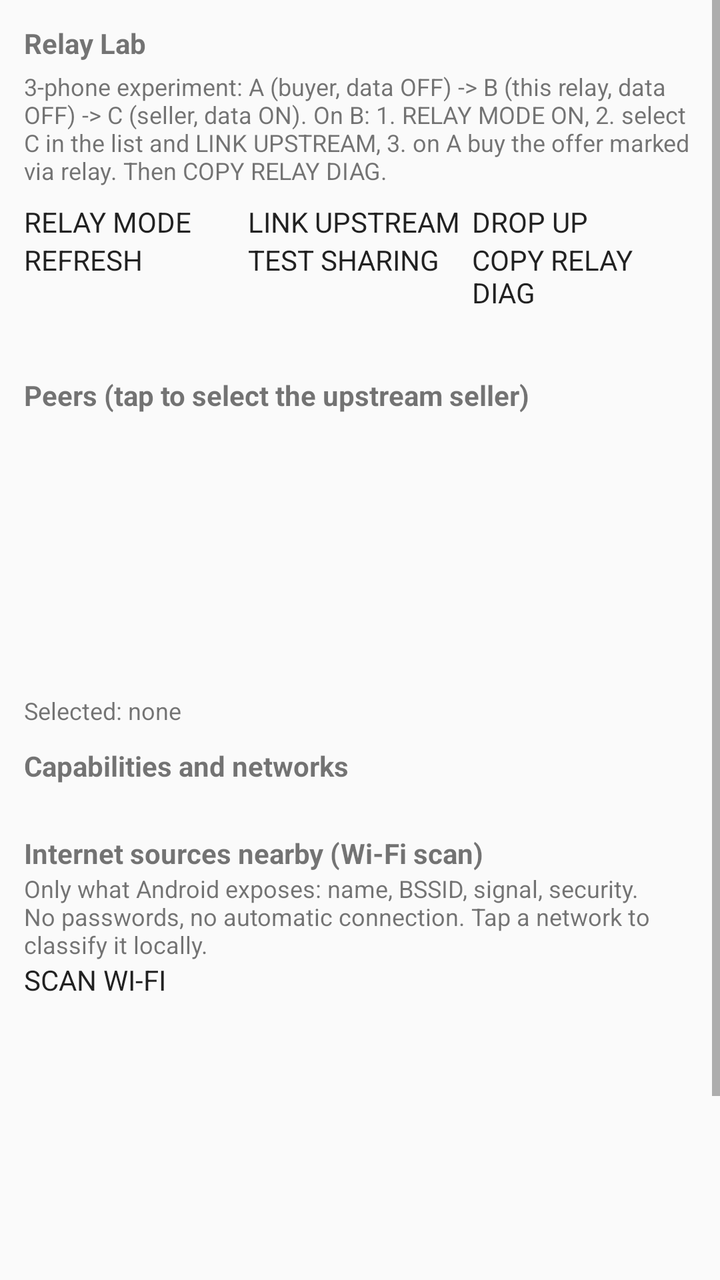
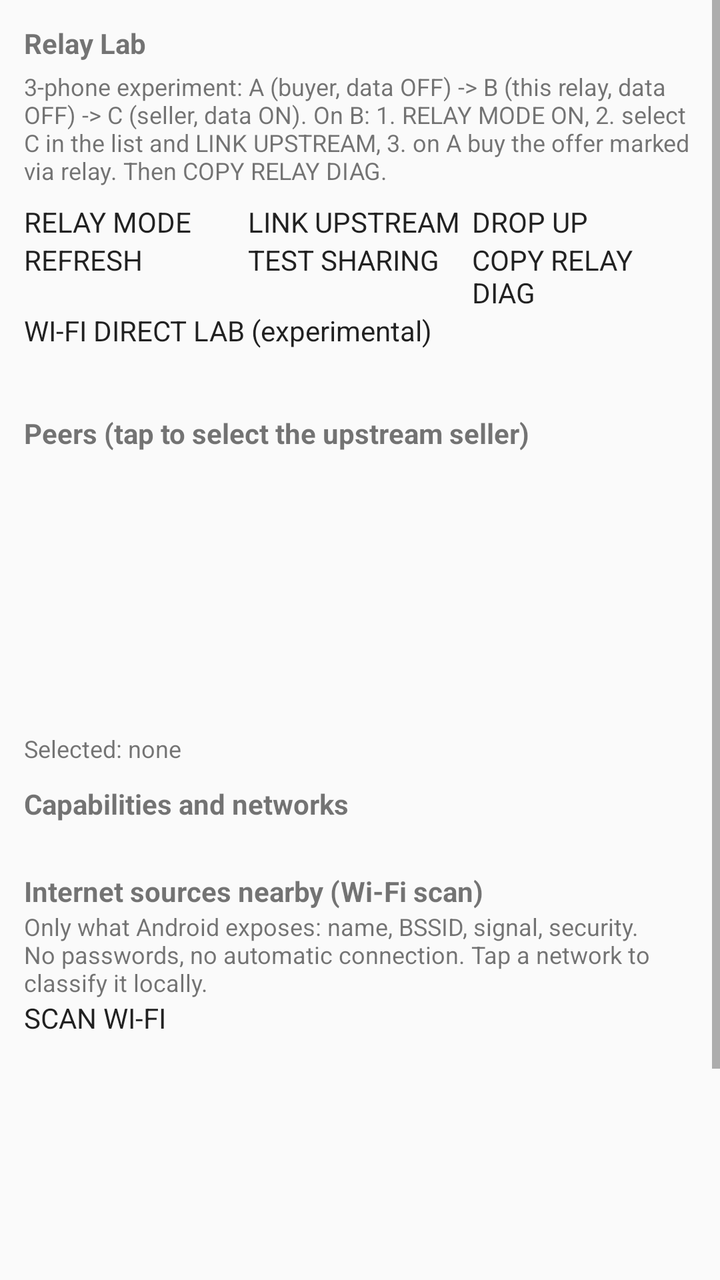

An Android layout rendered at two revisions. The XML below is the earlier revision; the diff shows what the commit changed to produce the second picture.
<!-- AndroidManifest.xml: application theme android:Theme.Material.Light.NoActionBar -->
<!-- res/layout/activity_relay_lab.xml -->
<?xml version="1.0" encoding="utf-8"?>
<ScrollView xmlns:android="http://schemas.android.com/apk/res/android"
    android:layout_width="match_parent"
    android:layout_height="match_parent"
    android:fillViewport="true">
    <LinearLayout
        android:layout_width="match_parent"
        android:layout_height="wrap_content"
        android:orientation="vertical"
        android:padding="12dp">

        <TextView android:id="@+id/txtRelayHead" android:layout_width="match_parent" android:layout_height="wrap_content" android:textStyle="bold" android:text="Relay Lab" />
        <TextView android:layout_width="match_parent" android:layout_height="wrap_content" android:textSize="12sp" android:layout_marginTop="4dp"
            android:text="3-phone experiment: A (buyer, data OFF) -> B (this relay, data OFF) -> C (seller, data ON). On B: 1. RELAY MODE ON, 2. select C in the list and LINK UPSTREAM, 3. on A buy the offer marked via relay. Then COPY RELAY DIAG." />

        <LinearLayout android:layout_width="match_parent" android:layout_height="wrap_content" android:orientation="horizontal" android:layout_marginTop="8dp">
            <Button android:id="@+id/btnRelayMode" android:layout_width="0dp" android:layout_weight="1" android:layout_height="wrap_content" android:text="RELAY MODE" />
            <Button android:id="@+id/btnLinkUp" android:layout_width="0dp" android:layout_weight="1" android:layout_height="wrap_content" android:text="LINK UPSTREAM" />
            <Button android:id="@+id/btnDropUp" android:layout_width="0dp" android:layout_weight="1" android:layout_height="wrap_content" android:text="DROP UP" />
        </LinearLayout>
        <LinearLayout android:layout_width="match_parent" android:layout_height="wrap_content" android:orientation="horizontal">
            <Button android:id="@+id/btnProbe" android:layout_width="0dp" android:layout_weight="1" android:layout_height="wrap_content" android:text="REFRESH" />
            <Button android:id="@+id/btnShareCheck" android:layout_width="0dp" android:layout_weight="1" android:layout_height="wrap_content" android:text="TEST SHARING" />
            <Button android:id="@+id/btnCopyRelayDiag" android:layout_width="0dp" android:layout_weight="1" android:layout_height="wrap_content" android:text="COPY RELAY DIAG" />
        </LinearLayout>

        <TextView android:id="@+id/txtRelayState" android:layout_width="match_parent" android:layout_height="wrap_content" android:textSize="12sp" android:fontFamily="monospace" android:layout_marginTop="6dp" android:text="" />

        <TextView android:layout_width="match_parent" android:layout_height="wrap_content" android:textStyle="bold" android:layout_marginTop="10dp" android:text="Peers (tap to select the upstream seller)" />
        <ListView android:id="@+id/listRelayPeers" android:layout_width="match_parent" android:layout_height="140dp" />
        <TextView android:id="@+id/txtRelaySelected" android:layout_width="match_parent" android:layout_height="wrap_content" android:textSize="12sp" android:text="Selected: none" />

        <TextView android:layout_width="match_parent" android:layout_height="wrap_content" android:textStyle="bold" android:layout_marginTop="10dp" android:text="Capabilities and networks" />
        <TextView android:id="@+id/txtProbe" android:layout_width="match_parent" android:layout_height="wrap_content" android:textSize="11sp" android:fontFamily="monospace" android:text="" />

        <TextView android:layout_width="match_parent" android:layout_height="wrap_content" android:textStyle="bold" android:layout_marginTop="10dp" android:text="Internet sources nearby (Wi-Fi scan)" />
        <TextView android:layout_width="match_parent" android:layout_height="wrap_content" android:textSize="12sp"
            android:text="Only what Android exposes: name, BSSID, signal, security. No passwords, no automatic connection. Tap a network to classify it locally." />
        <Button android:id="@+id/btnScanWifi" android:layout_width="match_parent" android:layout_height="wrap_content" android:text="SCAN WI-FI" />
        <ListView android:id="@+id/listSources" android:layout_width="match_parent" android:layout_height="220dp" />
        <TextView android:id="@+id/txtSourcesNote" android:layout_width="match_parent" android:layout_height="wrap_content" android:textSize="12sp" android:text="" />
    </LinearLayout>
</ScrollView>
<!-- resources referenced by this layout -->
<resources>

</resources>

<!-- the commit's change to res/layout/activity_relay_lab.xml (unified diff, before → after) -->
@@ -24,6 +24,8 @@
             <Button android:id="@+id/btnCopyRelayDiag" android:layout_width="0dp" android:layout_weight="1" android:layout_height="wrap_content" android:text="COPY RELAY DIAG" />
         </LinearLayout>
 
+        <Button android:id="@+id/btnP2pLab" android:layout_width="match_parent" android:layout_height="wrap_content" android:text="WI-FI DIRECT LAB (experimental)" />
+
         <TextView android:id="@+id/txtRelayState" android:layout_width="match_parent" android:layout_height="wrap_content" android:textSize="12sp" android:fontFamily="monospace" android:layout_marginTop="6dp" android:text="" />
 
         <TextView android:layout_width="match_parent" android:layout_height="wrap_content" android:textStyle="bold" android:layout_marginTop="10dp" android:text="Peers (tap to select the upstream seller)" />
